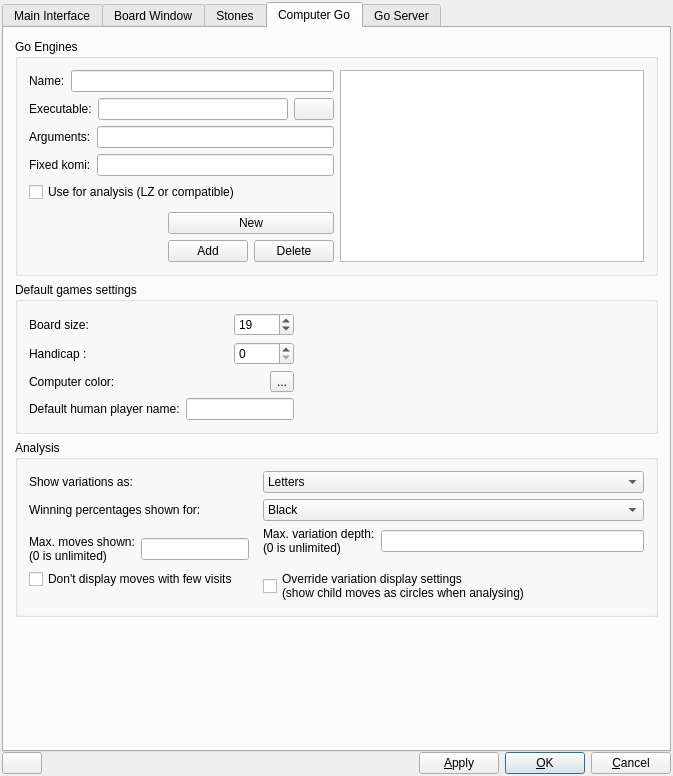
Before: the Qt Designer form src/preferences_gui.ui in bernds/q5Go, drawn with Qt 5.
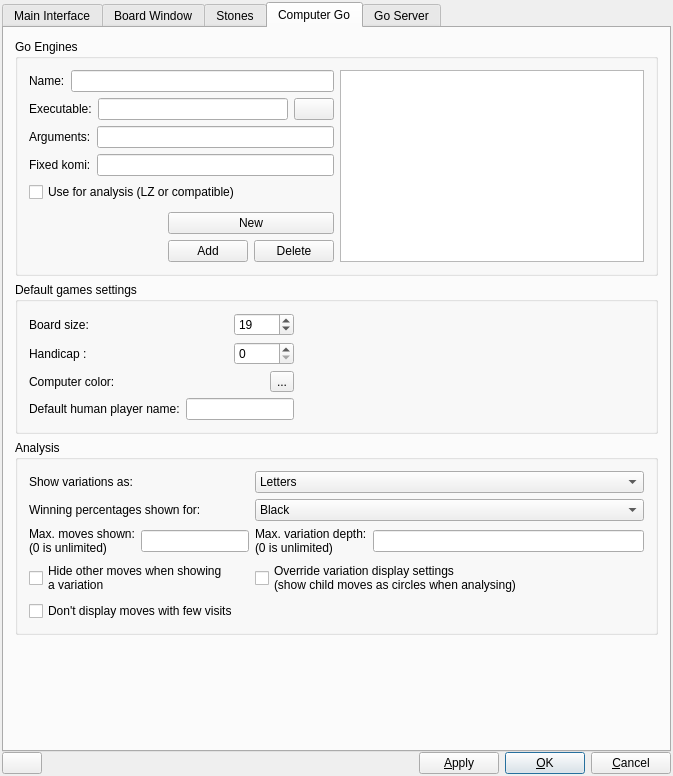
After: the same form once the commit is applied. The open tabs and pages were chosen to show the change. Icons and pictures are not drawn. Custom widgets are drawn as their Qt base class.

Commit message:
Tighten the analysis variation display
Ensure child circles don't overwrite other information, and add a new option
to hide display of other moves when showing a variation.

```diff
--- a/src/preferences_gui.ui
+++ b/src/preferences_gui.ui
@@ -2337,21 +2337,8 @@
             </item>
            </widget>
           </item>
-          <item row="3" column="0">
-           <widget class="QCheckBox" name="anPruneCheckBox">
-            <property name="text">
-             <string>Don't display moves with few visits</string>
-            </property>
-           </widget>
-          </item>
           <item row="2" column="1">
            <layout class="QHBoxLayout" name="horizontalLayout_11">
-            <property name="leftMargin">
-             <number>0</number>
-            </property>
-            <property name="topMargin">
-             <number>0</number>
-            </property>
             <item>
              <widget class="QLabel" name="label_19">
               <property name="text">
@@ -2367,12 +2354,6 @@
           </item>
           <item row="2" column="0">
            <layout class="QHBoxLayout" name="horizontalLayout_12">
-            <property name="topMargin">
-             <number>8</number>
-            </property>
-            <property name="rightMargin">
-             <number>8</number>
-            </property>
             <item>
              <widget class="QLabel" name="label_20">
               <property name="text">
@@ -2394,6 +2375,21 @@
             </property>
            </widget>
           </item>
+          <item row="3" column="0">
+           <widget class="QCheckBox" name="anHideCheckBox">
+            <property name="text">
+             <string>Hide other moves when showing
+a variation</string>
+            </property>
+           </widget>
+          </item>
+          <item row="4" column="0">
+           <widget class="QCheckBox" name="anPruneCheckBox">
+            <property name="text">
+             <string>Don't display moves with few visits</string>
+            </property>
+           </widget>
+          </item>
          </layout>
         </widget>
        </item>
```
Left out of the diff: 2 changed lines with no effect on the pictures. The commit also changes 3 other files.
